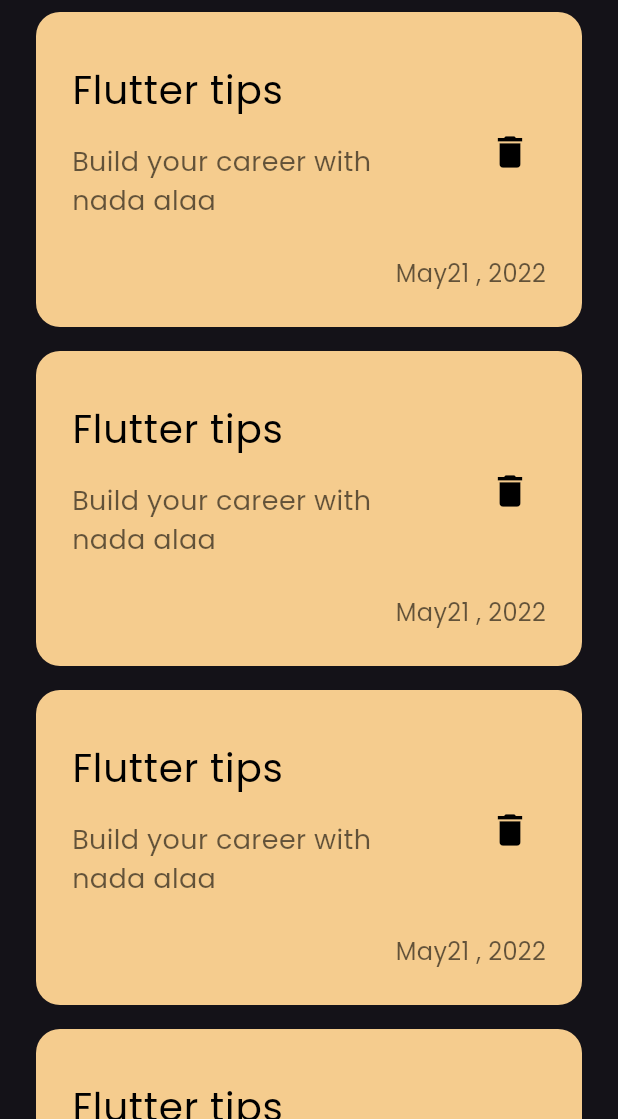
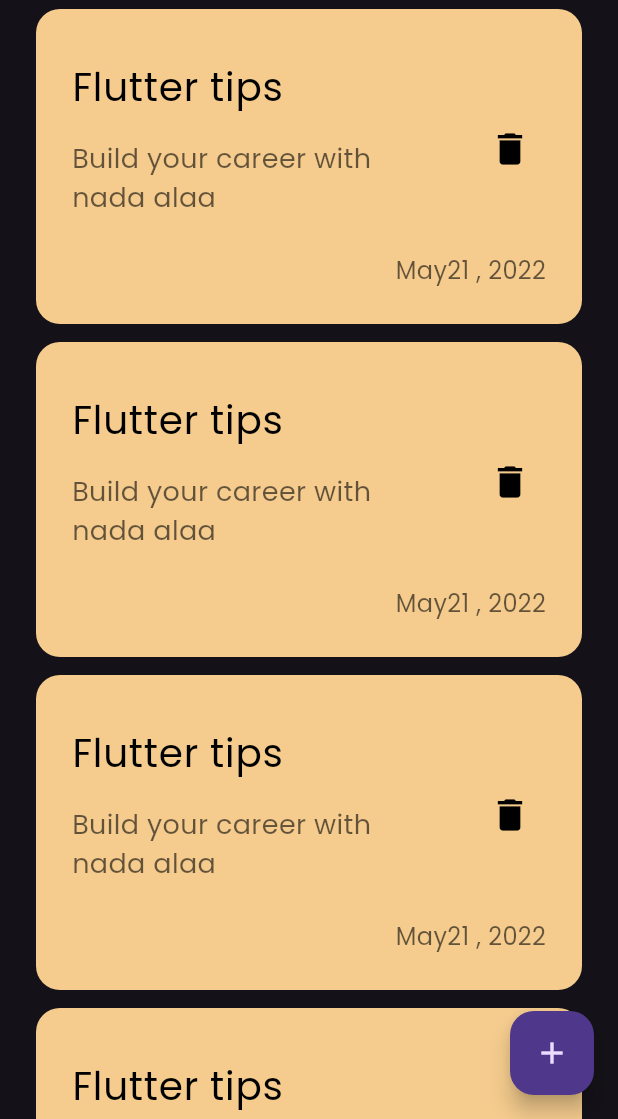
Before and after one commit to NadaAlaa299/notes_app, a Flutter app: the screen it shows after launch, on a phone screen of 412 x 824 dp, the part 117-1236 px from its top. Run offline on Flutter 3.47's test engine with Material 3 defaults, Android fonts, the phone set to English and light mode, and no system bars.

Commit message:
add floating action button

```diff
--- a/lib/views/notes_view.dart
+++ b/lib/views/notes_view.dart
@@ -7,6 +7,10 @@ class NotesView extends StatelessWidget {
   @override
   Widget build(BuildContext context) {
     return Scaffold(
+      floatingActionButton: FloatingActionButton(
+        onPressed: () {},
+        child: Icon(Icons.add),
+      ),
       body: NotesViewBody(),
     );
   }
--- a/lib/widgets/notes_list_view.dart
+++ b/lib/widgets/notes_list_view.dart
@@ -9,7 +9,7 @@ class NotesListView extends StatelessWidget {
     return Expanded(
       child: ListView.builder(itemBuilder: (context, index) {
         return Padding(
-          padding: const EdgeInsets.symmetric(vertical: 8),
+          padding: const EdgeInsets.symmetric(vertical: 6),
           child: NoteItem(),
         );
       }),
```
